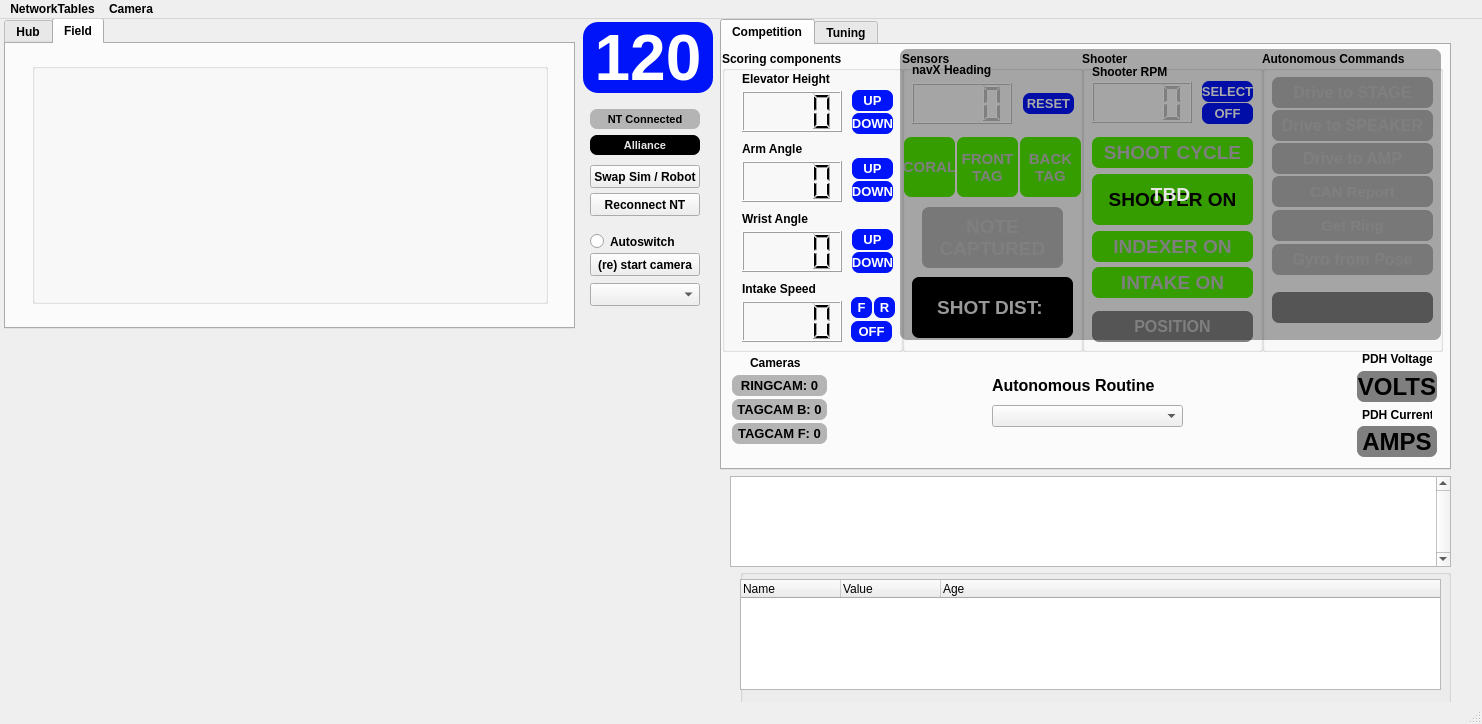
Old version of the form gui/layout_2025.ui in the repository aesatchien/FRC2429_2025.
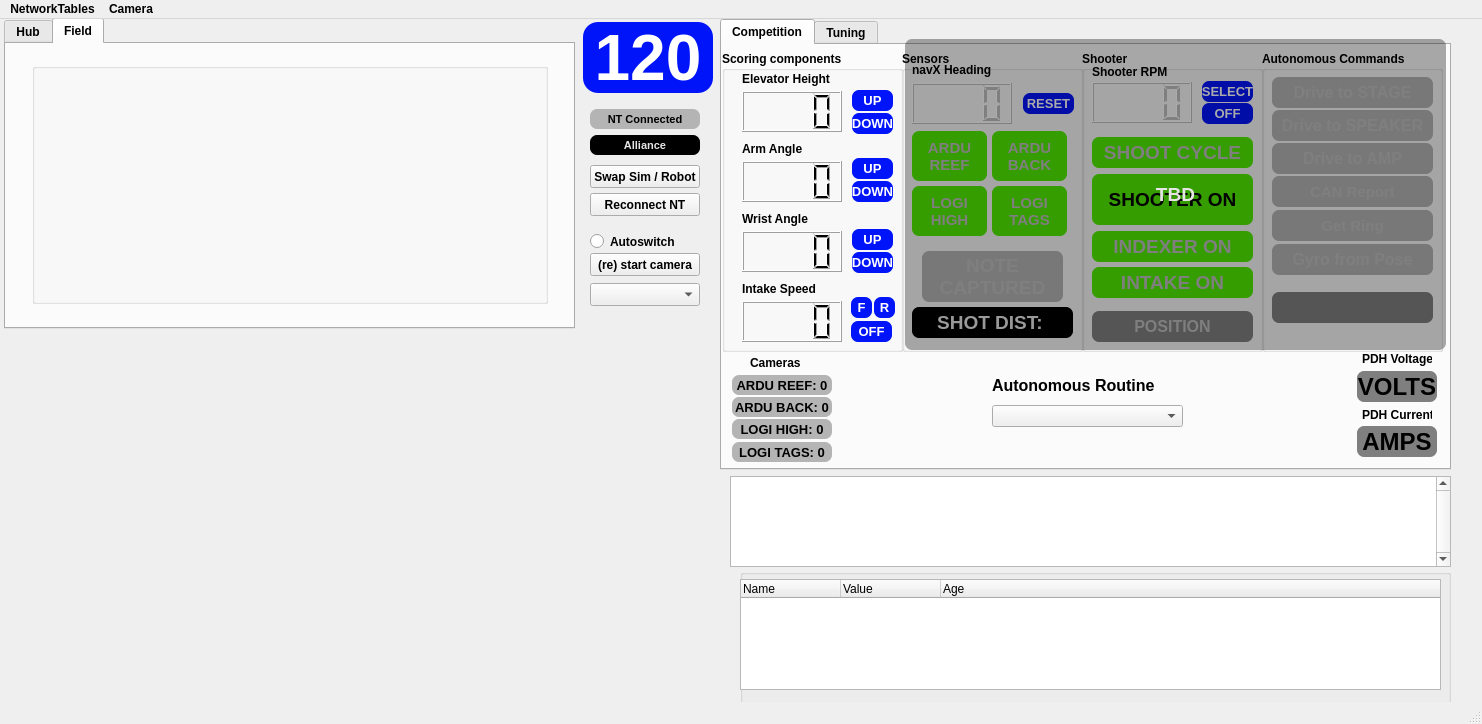
New version of the form. Icons and pictures are not drawn. Custom widgets are drawn as their Qt base class.

Diff of the .ui file:
```diff
--- a/gui/layout_2025.ui
+++ b/gui/layout_2025.ui
@@ -854,10 +854,10 @@
        </property>
        <property name="geometry">
         <rect>
-         <x>2</x>
-         <y>86</y>
-         <width>51</width>
-         <height>60</height>
+         <x>10</x>
+         <y>80</y>
+         <width>75</width>
+         <height>50</height>
         </rect>
        </property>
        <property name="font">
@@ -873,7 +873,8 @@
 background-color:rgb(80, 235, 0);</string>
        </property>
        <property name="text">
-        <string>CORAL</string>
+        <string>ARDU
+REEF</string>
        </property>
        <property name="textFormat">
         <enum>Qt::AutoText</enum>
@@ -888,10 +889,10 @@
        </property>
        <property name="geometry">
         <rect>
-         <x>55</x>
-         <y>86</y>
-         <width>61</width>
-         <height>60</height>
+         <x>90</x>
+         <y>80</y>
+         <width>75</width>
+         <height>50</height>
         </rect>
        </property>
        <property name="font">
@@ -907,8 +908,8 @@
 background-color:rgb(80, 235, 0);</string>
        </property>
        <property name="text">
-        <string>FRONT
-TAG</string>
+        <string>ARDU
+BACK</string>
        </property>
        <property name="textFormat">
         <enum>Qt::AutoText</enum>
@@ -924,9 +925,9 @@
        <property name="geometry">
         <rect>
          <x>20</x>
-         <y>156</y>
+         <y>200</y>
          <width>141</width>
-         <height>61</height>
+         <height>51</height>
         </rect>
        </property>
        <property name="font">
@@ -959,9 +960,9 @@
        <property name="geometry">
         <rect>
          <x>10</x>
-         <y>226</y>
+         <y>256</y>
          <width>161</width>
-         <height>61</height>
+         <height>31</height>
         </rect>
        </property>
        <property name="font">
@@ -993,10 +994,10 @@
        </property>
        <property name="geometry">
         <rect>
-         <x>118</x>
-         <y>86</y>
-         <width>61</width>
-         <height>60</height>
+         <x>10</x>
+         <y>135</y>
+         <width>75</width>
+         <height>50</height>
         </rect>
        </property>
        <property name="font">
@@ -1012,8 +1013,43 @@
 background-color:rgb(80, 235, 0);</string>
        </property>
        <property name="text">
-        <string>BACK
-TAG</string>
+        <string>LOGI
+HIGH</string>
+       </property>
+       <property name="textFormat">
+        <enum>Qt::AutoText</enum>
+       </property>
+       <property name="alignment">
+        <set>Qt::AlignCenter</set>
+       </property>
+      </widget>
+      <widget class="QLabel2" name="qlabel_logitech_tags_target_indicator">
+       <property name="enabled">
+        <bool>false</bool>
+       </property>
+       <property name="geometry">
+        <rect>
+         <x>90</x>
+         <y>135</y>
+         <width>75</width>
+         <height>50</height>
+        </rect>
+       </property>
+       <property name="font">
+        <font>
+         <family>MS Shell Dlg 2</family>
+         <pointsize>11</pointsize>
+         <bold>true</bold>
+        </font>
+       </property>
+       <property name="styleSheet">
+        <string notr="true">border: 7px;
+border-radius: 7px;
+background-color:rgb(80, 235, 0);</string>
+       </property>
+       <property name="text">
+        <string>LOGI
+TAGS</string>
        </property>
        <property name="textFormat">
         <enum>Qt::AutoText</enum>
@@ -1428,8 +1464,8 @@
        <rect>
         <x>10</x>
         <y>330</y>
-        <width>95</width>
-        <height>21</height>
+        <width>100</width>
+        <height>20</height>
        </rect>
       </property>
       <property name="font">
@@ -1445,7 +1481,7 @@
 background-color:rgb(180,180,180);</string>
       </property>
       <property name="text">
-       <string>RINGCAM: 0</string>
+       <string>ARDU REEF: 0</string>
       </property>
       <property name="textFormat">
        <enum>Qt::AutoText</enum>
@@ -1461,9 +1497,9 @@
       <property name="geometry">
        <rect>
         <x>10</x>
-        <y>354</y>
-        <width>95</width>
-        <height>21</height>
+        <y>352</y>
+        <width>100</width>
+        <height>20</height>
        </rect>
       </property>
       <property name="font">
@@ -1479,7 +1515,7 @@
 background-color:rgb(180,180,180);</string>
       </property>
       <property name="text">
-       <string>TAGCAM B: 0</string>
+       <string>ARDU BACK: 0</string>
       </property>
       <property name="textFormat">
        <enum>Qt::AutoText</enum>
@@ -1495,9 +1531,9 @@
       <property name="geometry">
        <rect>
         <x>10</x>
-        <y>378</y>
-        <width>95</width>
-        <height>21</height>
+        <y>374</y>
+        <width>100</width>
+        <height>20</height>
        </rect>
       </property>
       <property name="font">
@@ -1513,7 +1549,41 @@
 background-color:rgb(180,180,180);</string>
       </property>
       <property name="text">
-       <string>TAGCAM F: 0</string>
+       <string>LOGI HIGH: 0</string>
+      </property>
+      <property name="textFormat">
+       <enum>Qt::AutoText</enum>
+      </property>
+      <property name="alignment">
+       <set>Qt::AlignCenter</set>
+      </property>
+     </widget>
+     <widget class="QLabel2" name="qlabel_logitech_tags_indicator">
+      <property name="enabled">
+       <bool>true</bool>
+      </property>
+      <property name="geometry">
+       <rect>
+        <x>10</x>
+        <y>397</y>
+        <width>100</width>
+        <height>20</height>
+       </rect>
+      </property>
+      <property name="font">
+       <font>
+        <family>MS Shell Dlg 2</family>
+        <pointsize>10</pointsize>
+        <bold>true</bold>
+       </font>
+      </property>
+      <property name="styleSheet">
+       <string notr="true">border: 7px;
+border-radius: 7px;
+background-color:rgb(180,180,180);</string>
+      </property>
+      <property name="text">
+       <string>LOGI TAGS: 0</string>
       </property>
       <property name="textFormat">
        <enum>Qt::AutoText</enum>
@@ -2100,10 +2170,10 @@
     </property>
     <property name="geometry">
      <rect>
-      <x>900</x>
-      <y>30</y>
+      <x>905</x>
+      <y>20</y>
       <width>541</width>
-      <height>291</height>
+      <height>311</height>
      </rect>
     </property>
     <property name="font">
```
Left out of the diff: 12 changed lines with no effect on the pictures.
